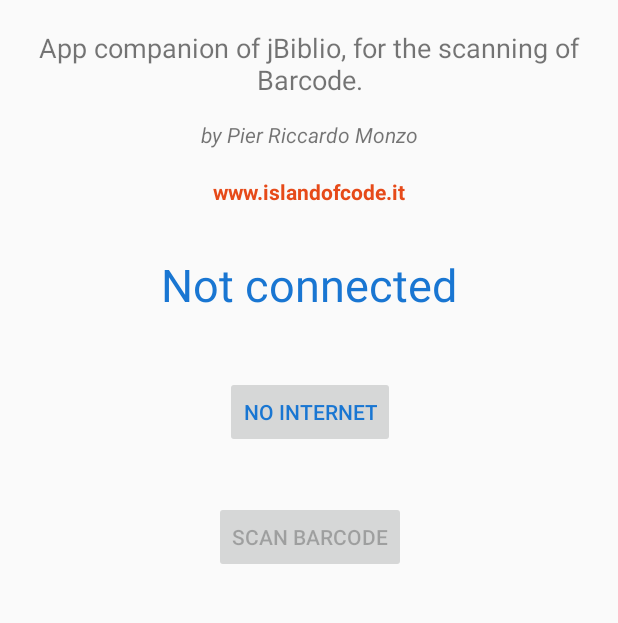
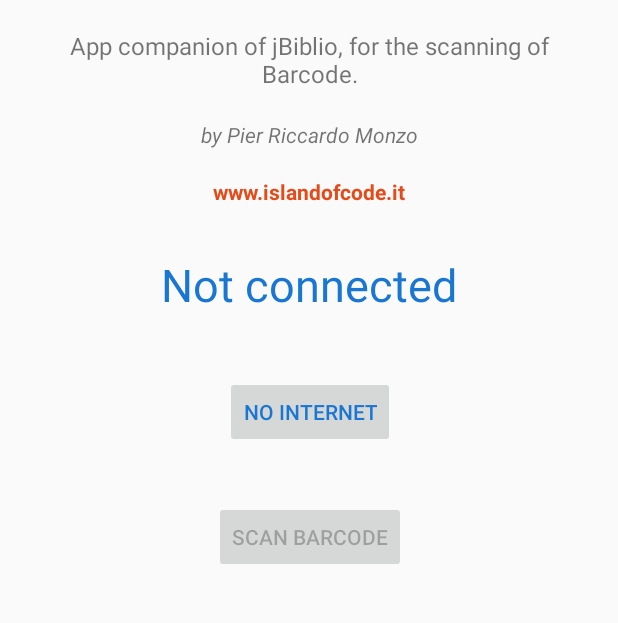
Before and after one commit to IslandOfCode/jBiblioScan, an Android app: the screen it shows after launch (MainActivity), on a phone screen of 412 x 824 dp, the part 246-869 px from its top. Run offline under Robolectric (Android 15) with nearby library versions, the phone set to English and light mode, and no system bars.

Commit message:
Aggiornato metodo controllo tipo di connessione perchè deprecato
Aggiornato file README con uso e minSDK
Aggiornato layout MainActivity (ridotto a 16ps testo descrizione)
Aggiunti parametri Lint per verifica codice sorgente (da rimuovere poi)
Modificato nome progetto in jBiblioScan.

Signed-off-by: Pier Riccardo Monzo <riccardomonzo@gmail.com>

```diff
--- a/app/build.gradle
+++ b/app/build.gradle
@@ -4,11 +4,11 @@ android {
     compileSdkVersion 29
     buildToolsVersion "29.0.2"
     defaultConfig {
-        applicationId "it.islandofcode.mybarcodescanner"
+        applicationId "it.islandofcode.jbiblioscan"
         minSdkVersion 24
         targetSdkVersion 29
         versionCode 1
-        versionName "0.0.1"
+        versionName "0.5.0"
         //testInstrumentationRunner "androidx.test.runner.AndroidJUnitRunner"
     }
     buildTypes {
--- a/app/src/main/java/it/islandofcode/mybarcodescanner/MainActivity.java
+++ b/app/src/main/java/it/islandofcode/mybarcodescanner/MainActivity.java
@@ -4,7 +4,7 @@ import android.content.Context;
 import android.content.Intent;
 import android.graphics.Color;
 import android.net.ConnectivityManager;
-import android.net.NetworkInfo;
+import android.net.NetworkCapabilities;
 import android.net.Uri;
 import android.os.Bundle;
 import android.util.Log;
@@ -47,6 +47,16 @@ public class MainActivity extends AppCompatActivity implements ProcessNetData {
         super.onCreate(savedInstanceState);
         setContentView(R.layout.activity_main);
 
+        if(!isNetworkConnected(this.getApplicationContext())){
+            showMessage("Nessuna connessione WiFi rilevata!");
+
+            Button b_conn = findViewById(R.id.B_connect);
+            b_conn.setEnabled(false);
+            b_conn.setText(R.string.no_internet);
+            //TODO usa un listener per cambiare stato al pulsante
+        }
+
+        /*
         ConnectivityManager connectivityManager = (ConnectivityManager) getApplicationContext().getSystemService(Context.CONNECTIVITY_SERVICE);
         NetworkInfo networkInfo = null;
         if (connectivityManager != null) {
@@ -63,6 +73,7 @@ public class MainActivity extends AppCompatActivity implements ProcessNetData {
             b_conn.setText(R.string.no_internet);
             //TODO usa un listener per cambiare stato al pulsante
         }
+        */
     }
 
     @Override
@@ -153,7 +164,7 @@ public class MainActivity extends AppCompatActivity implements ProcessNetData {
         //connectactivity
         if(requestCode==991){
 
-            if (resultCode==RESULT_OK) {
+            if (resultCode==RESULT_OK && getIntent().hasExtra("UUID") && getIntent().hasExtra("URL")) {
                 //qui mi aspetto un UUID
                 this.UUID = data.getStringExtra("UUID");
                 this.URL = data.getStringExtra("URL");
@@ -177,4 +188,17 @@ public class MainActivity extends AppCompatActivity implements ProcessNetData {
                 .setPositiveButton("Ok", null)
                 .show();
     }
+
+    public static boolean isNetworkConnected(Context context) {
+        final ConnectivityManager cm = (ConnectivityManager)context.getSystemService(Context.CONNECTIVITY_SERVICE);
+
+        if (cm != null) {
+            NetworkCapabilities capabilities = cm.getNetworkCapabilities(cm.getActiveNetwork());
+            if (capabilities != null && capabilities.hasTransport(NetworkCapabilities.TRANSPORT_WIFI)) {
+                return true;
+            }
+        }
+
+        return false;
+    }
 }
--- a/app/src/main/res/layout/activity_main.xml
+++ b/app/src/main/res/layout/activity_main.xml
@@ -70,7 +70,7 @@
         android:layout_marginEnd="16dp"
         android:text="@string/descrizione"
         android:textAlignment="center"
-        android:textSize="18sp"
+        android:textSize="16sp"
         app:layout_constraintEnd_toEndOf="parent"
         app:layout_constraintStart_toStartOf="parent"
         app:layout_constraintTop_toBottomOf="@+id/imageView" />
--- a/build.gradle
+++ b/build.gradle
@@ -20,6 +20,11 @@ allprojects {
         jcenter()
 
     }
+    gradle.projectsEvaluated {
+        tasks.withType(JavaCompile) {
+            options.compilerArgs << "-Xlint:unchecked" << "-Xlint:deprecation"
+        }
+    }
 }
 
 task clean(type: Delete) {
--- a/settings.gradle
+++ b/settings.gradle
@@ -1,2 +1,2 @@
 include ':app'
-rootProject.name='MyBarCodeScanner'
+rootProject.name='jBiblioScan'
```
Also changed, not shown: 1 other file.
